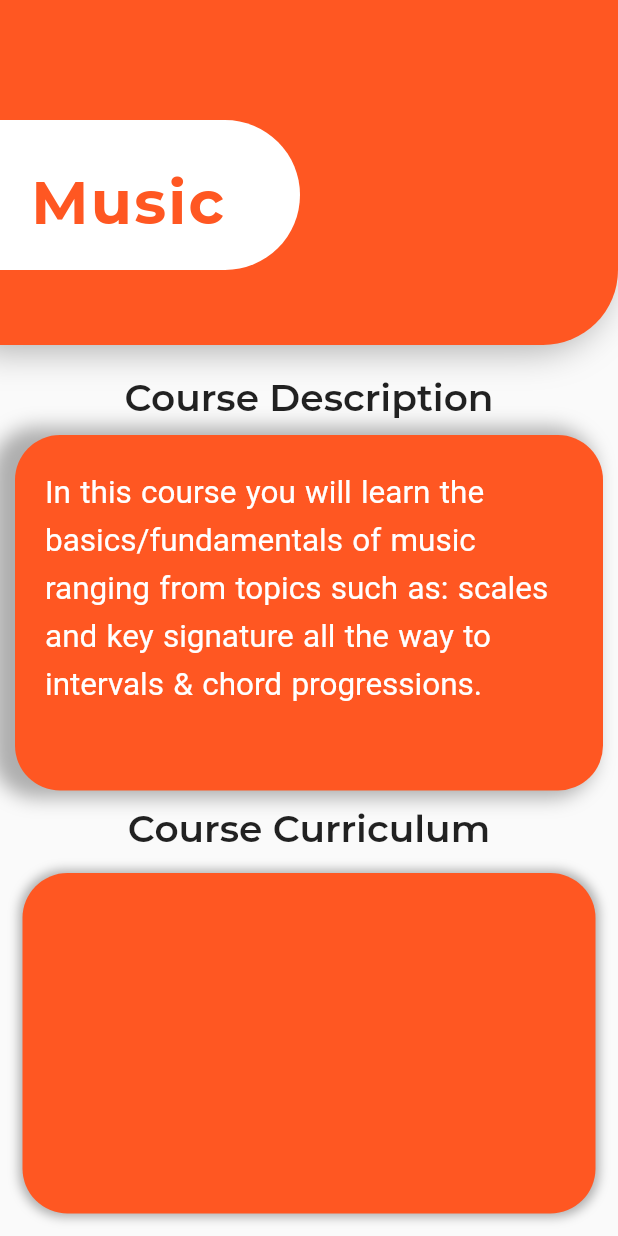
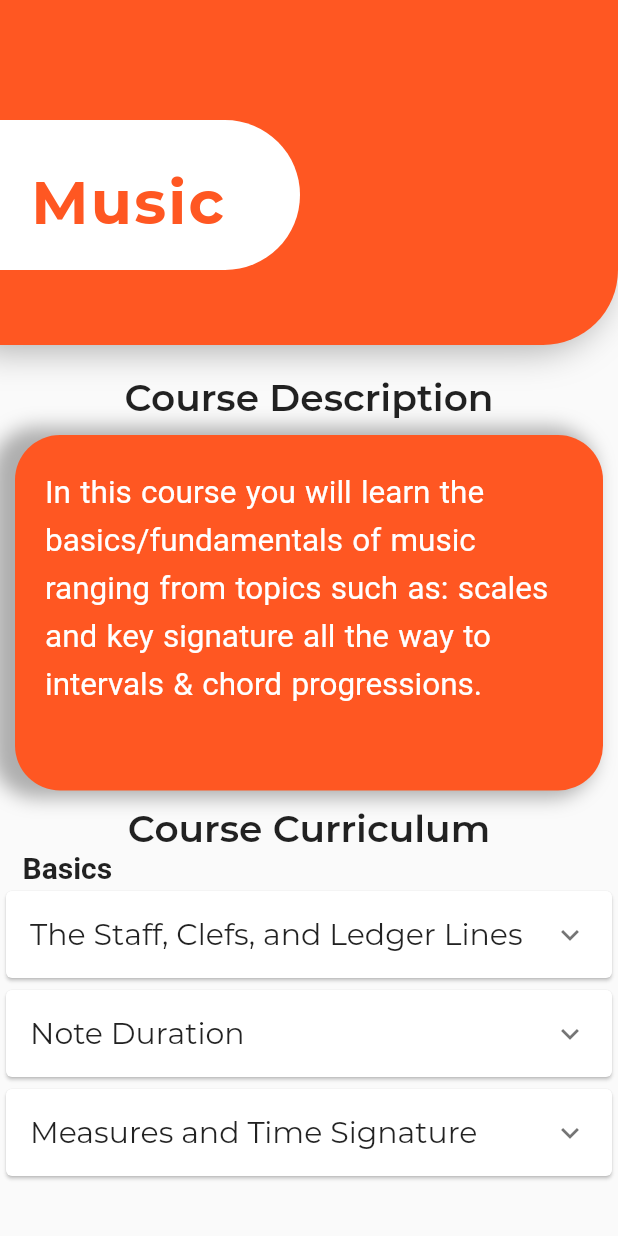
Before and after one commit to mfjae/CURL, a Flutter app: the CoursePage screen opened directly, on a phone screen of 412 x 824 dp. Run offline on Flutter 3.47's test engine with Material 2 defaults, Android fonts, the phone set to English and light mode, and no system bars; our stand-ins replace font_awesome_flutter; project files that could hold a hidden picture were left out.

Commit message:
course curriculum success
the skeleton for the course curriculum has been a huge success

```diff
--- a/AppDevelopment/CURLAPP/lib/coursepage.dart
+++ b/AppDevelopment/CURLAPP/lib/coursepage.dart
@@ -1,8 +1,11 @@
+import 'package:flutter/cupertino.dart';
 import 'package:flutter/material.dart';
 import 'package:url_launcher/url_launcher.dart';
 
-import './reusable_card.dart';
-import './icon_content.dart';
+// import './reusable_card.dart';
+// import './icon_content.dart';
+import './curriculumname.dart';
+import './topicdescription.dart';
 
 const activeCardColour = Color(0xffff5722);
 
@@ -114,9 +117,76 @@ class CoursePage extends StatelessWidget {
               //color: Color(0xffffffff),
             ),
           ),
-          const Expanded(
-            child: ReusableCard(
-              colour: activeCardColour,
+          Expanded(
+            child: ListView(
+              children: [
+                const Padding(
+                  padding: EdgeInsets.only(left: 15),
+                  child: Text(
+                    'Basics',
+                    style: TextStyle(
+                      //fontFamily: 'Montserrat',
+                      fontSize: 20,
+                      fontWeight: FontWeight.w600,
+                      //color: Color(0xffffffff),
+                    ),
+                  ),
+                ),
+                Card(
+                  child: ExpansionTile(
+                    title: const CurriculumName(
+                      topic: 'The Staff, Clefs, and Ledger Lines',
+                    ),
+                    children: [
+                      ListTile(
+                        onTap: launchURL,
+                        title: const TopicDescription(
+                          topicDescription:
+                              'Learn about the Staff, treble and bass clefs, and ledger lines',
+                        ),
+                      )
+                    ],
+                  ),
+                ),
+                Card(
+                  child: ExpansionTile(
+                    title: const CurriculumName(
+                      topic: 'Note Duration',
+                    ),
+                    children: [
+                      ListTile(
+                        onTap: launchURL,
+                        title: const TopicDescription(
+                          topicDescription:
+                              'Learn about the five types of notes and how flags affect note duration',
+                        ),
+                      )
+                    ],
+                  ),
+                ),
+                Card(
+                  child: ExpansionTile(
+                    title: const CurriculumName(
+                      topic: 'Measures and Time Signature',
+                    ),
+                    children: [
+                      ListTile(
+                        onTap: () async {
+                          await canLaunch(
+                                  "https://www.musictheory.net/lessons/12")
+                              ? await launch(
+                                  "https://www.musictheory.net/lessons/12")
+                              : throw 'Could not launch "https://www.musictheory.net/lessons/12"';
+                        },
+                        title: const TopicDescription(
+                          topicDescription:
+                              'Learn about measures and how many notes each can contain',
+                        ),
+                      )
+                    ],
+                  ),
+                ),
+              ],
             ),
           ),
         ],
--- /dev/null
+++ b/AppDevelopment/CURLAPP/lib/curriculumname.dart
@@ -0,0 +1,19 @@
+import 'package:flutter/material.dart';
+
+class CurriculumName extends StatelessWidget {
+  const CurriculumName({Key key, @required this.topic}) : super(key: key);
+  final String topic;
+
+  @override
+  Widget build(BuildContext context) {
+    return Text(
+      topic,
+      style: const TextStyle(
+        fontFamily: 'Montserrat',
+        fontSize: 20,
+        fontWeight: FontWeight.w500,
+        //color: Color(0xffffffff),
+      ),
+    );
+  }
+}
--- a/AppDevelopment/CURLAPP/lib/homepage.dart
+++ b/AppDevelopment/CURLAPP/lib/homepage.dart
@@ -95,7 +95,9 @@ class HomePage extends StatelessWidget {
               onPressed: () {
                 Navigator.push(
                   context,
-                  MaterialPageRoute(builder: (context) => const Courses()),
+                  MaterialPageRoute(
+                    builder: (context) => const Courses(),
+                  ),
                 );
               },
             ),
--- /dev/null
+++ b/AppDevelopment/CURLAPP/lib/topicdescription.dart
@@ -0,0 +1,20 @@
+import 'package:flutter/material.dart';
+
+class TopicDescription extends StatelessWidget {
+  const TopicDescription({Key key, @required this.topicDescription})
+      : super(key: key);
+
+  final String topicDescription;
+  @override
+  Widget build(BuildContext context) {
+    return Text(
+      topicDescription,
+      style: const TextStyle(
+        //fontFamily: 'Montserrat',
+        fontSize: 20,
+        fontWeight: FontWeight.w500,
+        //color: Color(0xffffffff),
+      ),
+    );
+  }
+}
```
